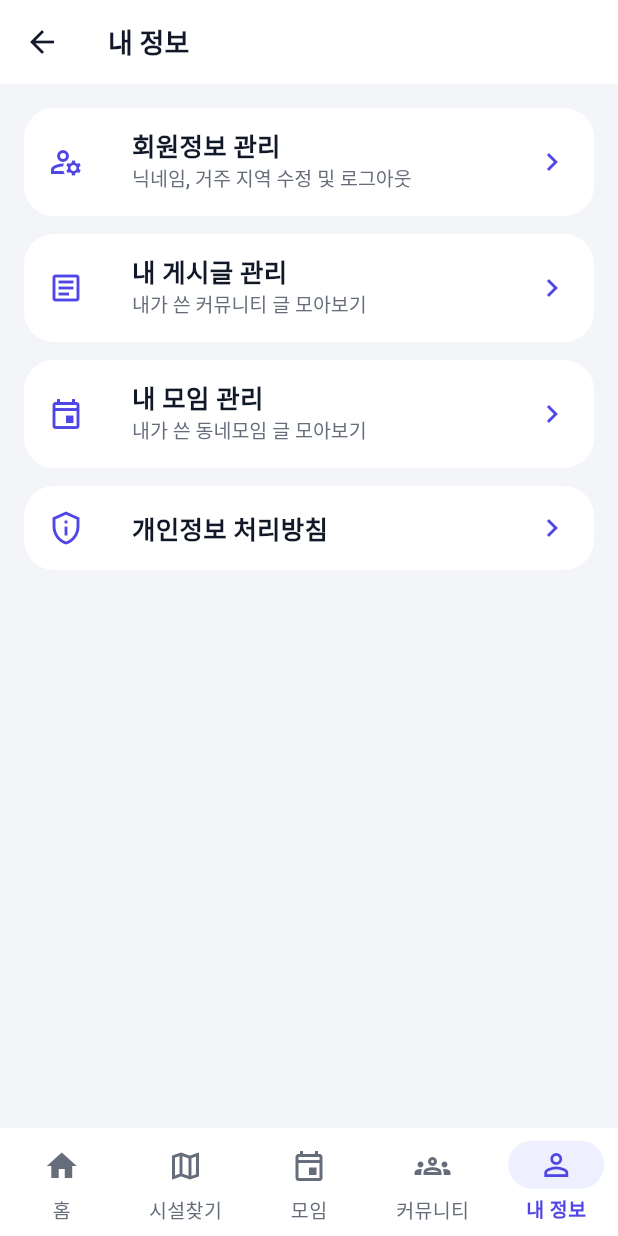
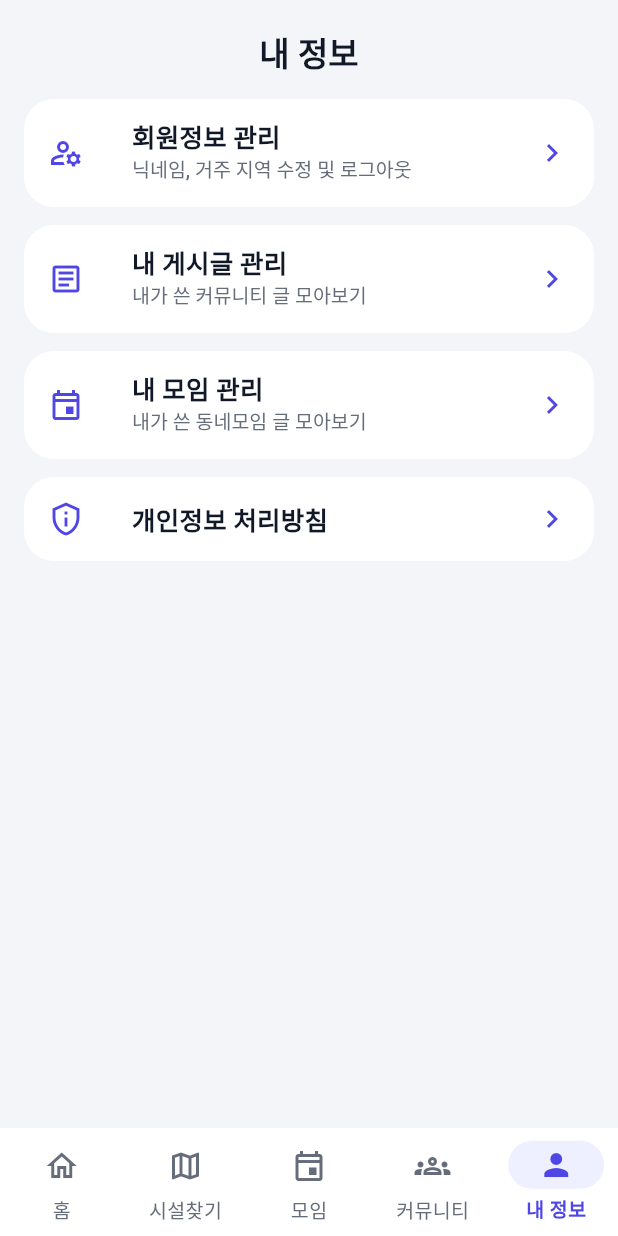
Before and after one commit to CPA-KWON/silver-life, a Flutter app: the MainShell screen opened directly, item 5 of the bottom bar chosen, on a phone screen of 412 x 824 dp. Run offline on Flutter 3.47's test engine with Material 3 defaults, Android fonts, the phone set to English and light mode, and no system bars; our stand-ins replace geocoding, geolocator, permission_handler, supabase_flutter; missing offline and left inert: flutter_naver_map; accounts and stored records are empty; Roboto replaces fonts that are missing (Pretendard).

Commit message:
디자인 개편 2단계-1: 상단 제목 줄을 화면 안 제목으로 바꾸고 하단 메뉴 정리
Co-Authored-By: Claude Opus 5.5 <noreply@anthropic.com>

```diff
--- a/lib/community/community_page.dart
+++ b/lib/community/community_page.dart
@@ -4,6 +4,7 @@ import 'package:supabase_flutter/supabase_flutter.dart';
 import '../core/comment_count.dart';
 import '../core/region_scope.dart';
 import '../core/meetup_category.dart';
+import '../ui/design_widgets.dart';
 import 'new_post_page.dart';
 import 'post_detail_page.dart';
 
@@ -100,6 +101,7 @@ class _CommunityPageState extends State<CommunityPage> {
     return Scaffold(
       body: Column(
         children: [
+          const PageTitle('커뮤니티'),
           RegionScopeBar(
             scope: _regionScope,
             mySido: _mySido,
--- a/lib/home/home_tab.dart
+++ b/lib/home/home_tab.dart
@@ -8,7 +8,9 @@ import '../facility/facility_search_page.dart';
 import '../facility/naver_local_search.dart';
 
 class HomeTab extends StatefulWidget {
-  const HomeTab({super.key});
+  const HomeTab({super.key, this.onNavigate});
+
+  final ValueChanged<int>? onNavigate;
 
   @override
   State<HomeTab> createState() => _HomeTabState();
--- a/lib/home/main_shell.dart
+++ b/lib/home/main_shell.dart
@@ -1,5 +1,6 @@
 import 'package:flutter/material.dart';
 
+import '../app_theme.dart';
 import '../community/community_page.dart';
 import '../facility/facility_search_page.dart';
 import '../meetup/meetup_page.dart';
@@ -16,33 +17,64 @@ class MainShell extends StatefulWidget {
 class _MainShellState extends State<MainShell> {
   int _index = 0;
 
-  static const _titles = ['홈', '시설찾기', '모임', '커뮤니티', '내 정보'];
-
-  static const _pages = [
-    HomeTab(),
-    FacilitySearchPage(),
-    MeetupPage(),
-    CommunityPage(),
-    ProfilePage(),
-  ];
+  Widget _buildPage() {
+    switch (_index) {
+      case 0:
+        return HomeTab(
+          onNavigate: (int index) => setState(() => _index = index),
+        );
+      case 1:
+        return const FacilitySearchPage();
+      case 2:
+        return const MeetupPage();
+      case 3:
+        return const CommunityPage();
+      default:
+        return const ProfilePage();
+    }
+  }
 
   static const _destinations = [
-    NavigationDestination(icon: Icon(Icons.home), label: '홈'),
-    NavigationDestination(icon: Icon(Icons.map_outlined), label: '시설찾기'),
-    NavigationDestination(icon: Icon(Icons.event_outlined), label: '모임'),
-    NavigationDestination(icon: Icon(Icons.groups_outlined), label: '커뮤니티'),
-    NavigationDestination(icon: Icon(Icons.person_outline), label: '내 정보'),
+    NavigationDestination(
+      icon: Icon(Icons.home_outlined),
+      selectedIcon: Icon(Icons.home),
+      label: '홈',
+    ),
+    NavigationDestination(
+      icon: Icon(Icons.map_outlined),
+      selectedIcon: Icon(Icons.map),
+      label: '시설찾기',
+    ),
+    NavigationDestination(
+      icon: Icon(Icons.event_outlined),
+      selectedIcon: Icon(Icons.event),
+      label: '모임',
+    ),
+    NavigationDestination(
+      icon: Icon(Icons.groups_outlined),
+      selectedIcon: Icon(Icons.groups),
+      label: '커뮤니티',
+    ),
+    NavigationDestination(
+      icon: Icon(Icons.person_outline),
+      selectedIcon: Icon(Icons.person),
+      label: '내 정보',
+    ),
   ];
 
   @override
   Widget build(BuildContext context) {
     return Scaffold(
-      appBar: AppBar(title: Text(_titles[_index])),
-      body: _pages[_index],
-      bottomNavigationBar: NavigationBar(
-        selectedIndex: _index,
-        onDestinationSelected: (i) => setState(() => _index = i),
-        destinations: _destinations,
+      body: SafeArea(bottom: false, child: _buildPage()),
+      bottomNavigationBar: DecoratedBox(
+        decoration: const BoxDecoration(
+          border: Border(top: BorderSide(color: AppColors.navBorder)),
+        ),
+        child: NavigationBar(
+          selectedIndex: _index,
+          onDestinationSelected: (i) => setState(() => _index = i),
+          destinations: _destinations,
+        ),
       ),
     );
   }
--- a/lib/meetup/meetup_page.dart
+++ b/lib/meetup/meetup_page.dart
@@ -5,6 +5,7 @@ import '../community/post_detail_page.dart';
 import '../core/comment_count.dart';
 import '../core/meetup_category.dart';
 import '../core/region_scope.dart';
+import '../ui/design_widgets.dart';
 import 'new_meetup_page.dart';
 
 class MeetupPage extends StatefulWidget {
@@ -90,6 +91,7 @@ class _MeetupPageState extends State<MeetupPage> {
     return Scaffold(
       body: Column(
         children: [
+          const PageTitle('모임'),
           RegionScopeBar(
             scope: _regionScope,
             mySido: _mySido,
--- a/lib/profile/profile_page.dart
+++ b/lib/profile/profile_page.dart
@@ -3,13 +3,18 @@ import 'package:flutter/material.dart';
 import 'account_settings_page.dart';
 import 'my_post_list_page.dart';
 import 'privacy_policy_page.dart';
+import '../ui/design_widgets.dart';
 
 class ProfilePage extends StatelessWidget {
   const ProfilePage({super.key});
 
   @override
   Widget build(BuildContext context) {
-    return ListView(
+    return Column(
+      children: [
+        const PageTitle('내 정보'),
+        Expanded(
+          child: ListView(
       padding: const EdgeInsets.all(16),
       children: [
         _MenuTile(
@@ -51,6 +56,9 @@ class ProfilePage extends StatelessWidget {
           ),
         ),
       ],
+          ),
+        ),
+      ],
     );
   }
 }
```
